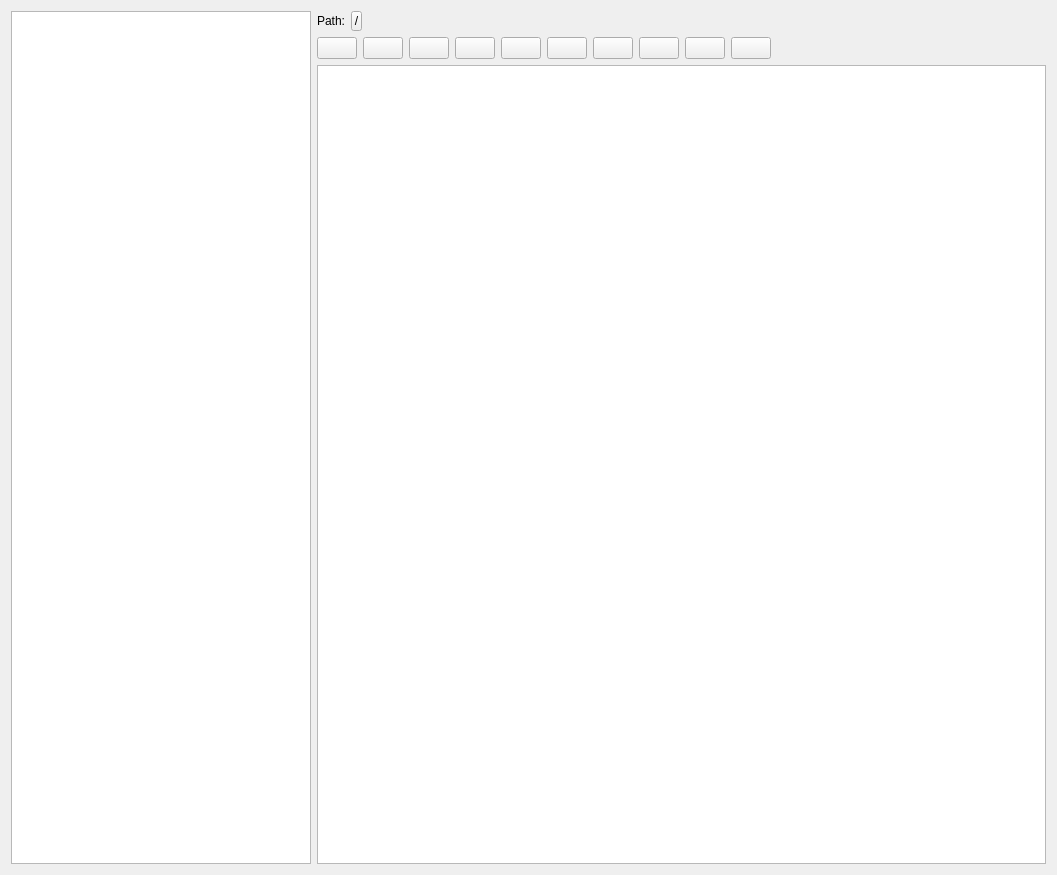
First picture: the form in ui/filebrowser.ui, repository skriticos/tab_opener, before the edit.
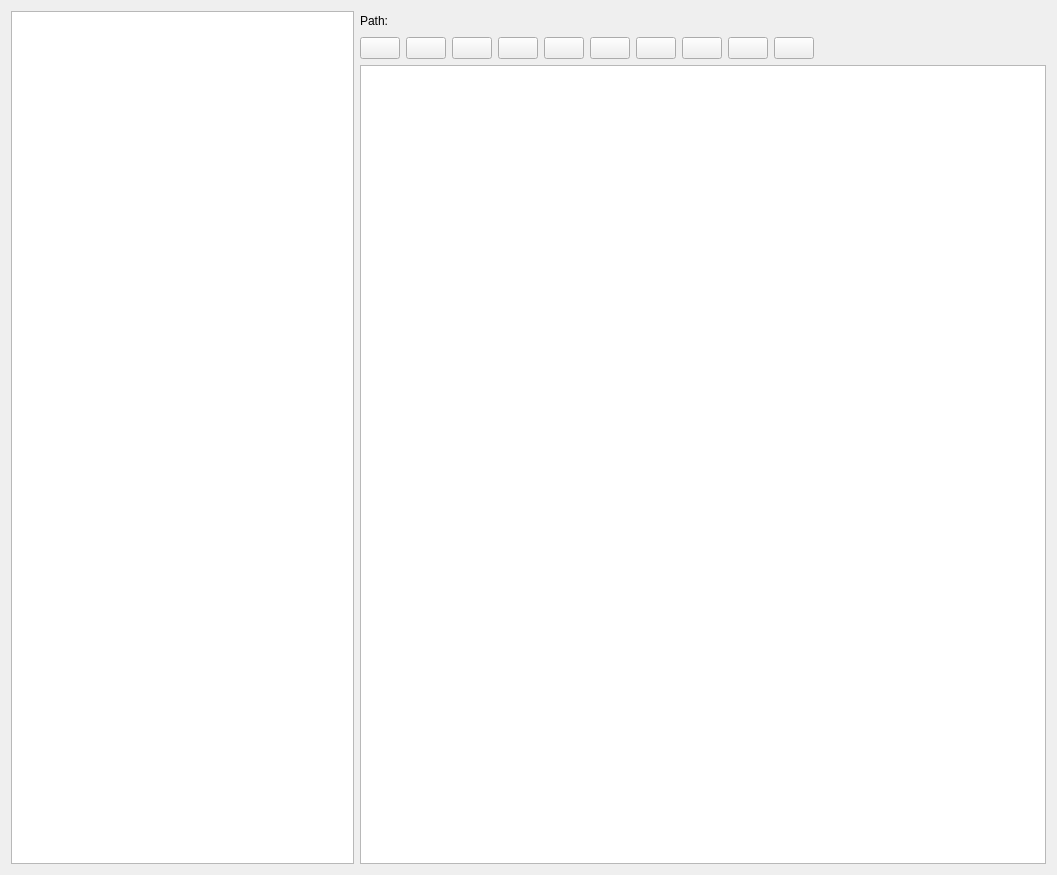
Second picture: the form after the edit. Icons and pictures are not drawn. Custom widgets are drawn as their Qt base class.

What changed in the file:
```diff
--- a/ui/filebrowser.ui
+++ b/ui/filebrowser.ui
@@ -24,7 +24,7 @@
     <widget class="QTreeView" name="viewFolders">
      <property name="sizePolicy">
       <sizepolicy hsizetype="Expanding" vsizetype="Expanding">
-       <horstretch>0</horstretch>
+       <horstretch>1</horstretch>
        <verstretch>0</verstretch>
       </sizepolicy>
      </property>
@@ -39,21 +39,15 @@
      </attribute>
     </widget>
    </item>
-   <item row="0" column="1" colspan="11">
-    <widget class="QWidget" name="charmContainer" native="true">
+   <item row="0" column="1">
+    <widget class="QWidget" name="widget" native="true">
      <property name="sizePolicy">
       <sizepolicy hsizetype="Preferred" vsizetype="Maximum">
        <horstretch>0</horstretch>
        <verstretch>0</verstretch>
       </sizepolicy>
      </property>
-     <property name="styleSheet">
-      <string notr="true"/>
-     </property>
-     <layout class="QHBoxLayout" name="horizontalLayout">
-      <property name="spacing">
-       <number>6</number>
-      </property>
+     <layout class="QHBoxLayout" name="horizontalLayout_2">
       <property name="leftMargin">
        <number>0</number>
       </property>
@@ -80,17 +74,23 @@
        </widget>
       </item>
       <item>
-       <widget class="QWidget" name="wpcharms" native="true">
+       <widget class="QWidget" name="charmContainer" native="true">
         <property name="sizePolicy">
-         <sizepolicy hsizetype="Preferred" vsizetype="Maximum">
+         <sizepolicy hsizetype="Maximum" vsizetype="Maximum">
           <horstretch>0</horstretch>
           <verstretch>0</verstretch>
          </sizepolicy>
         </property>
+        <property name="minimumSize">
+         <size>
+          <width>10</width>
+          <height>10</height>
+         </size>
+        </property>
         <property name="styleSheet">
          <string notr="true"/>
         </property>
-        <layout class="QHBoxLayout" name="horizontalLayout_2">
+        <layout class="QHBoxLayout" name="charmLayout">
          <property name="spacing">
           <number>0</number>
          </property>
@@ -106,45 +106,47 @@
          <property name="bottomMargin">
           <number>0</number>
          </property>
-         <item>
-          <widget class="HoverButton" name="charmRoot">
-           <property name="sizePolicy">
-            <sizepolicy hsizetype="Maximum" vsizetype="Fixed">
-             <horstretch>0</horstretch>
-             <verstretch>0</verstretch>
-            </sizepolicy>
-           </property>
-           <property name="minimumSize">
-            <size>
-             <width>6</width>
-             <height>0</height>
-            </size>
-           </property>
-           <property name="styleSheet">
-            <string notr="true"/>
-           </property>
-           <property name="text">
-            <string>/</string>
-           </property>
-          </widget>
-         </item>
-         <item>
-          <widget class="QWidget" name="widget" native="true">
-           <property name="sizePolicy">
-            <sizepolicy hsizetype="Expanding" vsizetype="Preferred">
-             <horstretch>0</horstretch>
-             <verstretch>0</verstretch>
-            </sizepolicy>
-           </property>
-          </widget>
-         </item>
         </layout>
        </widget>
       </item>
+      <item>
+       <spacer name="horizontalSpacer">
+        <property name="orientation">
+         <enum>Qt::Horizontal</enum>
+        </property>
+        <property name="sizeHint" stdset="0">
+         <size>
+          <width>40</width>
+          <height>20</height>
+         </size>
+        </property>
+       </spacer>
+      </item>
      </layout>
     </widget>
    </item>
    <item row="1" column="1">
+    <widget class="QWidget" name="buttonWidget" native="true">
+     <property name="sizePolicy">
+      <sizepolicy hsizetype="Preferred" vsizetype="Preferred">
+       <horstretch>0</horstretch>
+       <verstretch>0</verstretch>
+      </sizepolicy>
+     </property>
+     <layout class="QHBoxLayout" name="horizontalLayout">
+      <property name="leftMargin">
+       <number>0</number>
+      </property>
+      <property name="topMargin">
+       <number>0</number>
+      </property>
+      <property name="rightMargin">
+       <number>0</number>
+      </property>
+      <property name="bottomMargin">
+       <number>0</number>
+      </property>
+      <item>
     <widget class="HoverButton" name="btnActPrimary">
      <property name="sizePolicy">
       <sizepolicy hsizetype="Maximum" vsizetype="Fixed">
@@ -164,7 +166,7 @@
      </property>
     </widget>
    </item>
-   <item row="1" column="2">
+      <item>
     <widget class="HoverButton" name="btnActSecondary">
      <property name="sizePolicy">
       <sizepolicy hsizetype="Maximum" vsizetype="Fixed">
@@ -184,7 +186,7 @@
      </property>
     </widget>
    </item>
-   <item row="1" column="3">
+      <item>
     <widget class="HoverButton" name="btnHome">
      <property name="sizePolicy">
       <sizepolicy hsizetype="Maximum" vsizetype="Fixed">
@@ -204,7 +206,7 @@
      </property>
     </widget>
    </item>
-   <item row="1" column="4">
+      <item>
     <widget class="HoverButton" name="btnTerminal">
      <property name="sizePolicy">
       <sizepolicy hsizetype="Maximum" vsizetype="Fixed">
@@ -224,7 +226,7 @@
      </property>
     </widget>
    </item>
-   <item row="1" column="5">
+      <item>
     <widget class="HoverButton" name="btnExtFileBrowser">
      <property name="sizePolicy">
       <sizepolicy hsizetype="Maximum" vsizetype="Fixed">
@@ -244,7 +246,7 @@
      </property>
     </widget>
    </item>
-   <item row="1" column="6">
+      <item>
     <widget class="HoverButton" name="btnScmPull">
      <property name="sizePolicy">
       <sizepolicy hsizetype="Maximum" vsizetype="Fixed">
@@ -264,7 +266,7 @@
      </property>
     </widget>
    </item>
-   <item row="1" column="7">
+      <item>
     <widget class="HoverButton" name="btnScmCommit">
      <property name="sizePolicy">
       <sizepolicy hsizetype="Maximum" vsizetype="Fixed">
@@ -284,7 +286,7 @@
      </property>
     </widget>
    </item>
-   <item row="1" column="8">
+      <item>
     <widget class="HoverButton" name="btnScmPush">
      <property name="sizePolicy">
       <sizepolicy hsizetype="Maximum" vsizetype="Fixed">
@@ -304,7 +306,7 @@
      </property>
     </widget>
    </item>
-   <item row="1" column="9">
+      <item>
     <widget class="HoverButton" name="btnPreferences">
      <property name="sizePolicy">
       <sizepolicy hsizetype="Maximum" vsizetype="Fixed">
@@ -324,7 +326,7 @@
      </property>
     </widget>
    </item>
-   <item row="1" column="10">
+      <item>
     <widget class="HoverButton" name="btnHelp">
      <property name="sizePolicy">
       <sizepolicy hsizetype="Maximum" vsizetype="Fixed">
@@ -344,27 +346,27 @@
      </property>
     </widget>
    </item>
-   <item row="1" column="11">
-    <spacer name="horizontalSpacer">
+      <item>
+       <spacer name="horizontalSpacer_2">
      <property name="orientation">
       <enum>Qt::Horizontal</enum>
      </property>
-     <property name="sizeType">
-      <enum>QSizePolicy::Expanding</enum>
-     </property>
      <property name="sizeHint" stdset="0">
       <size>
-       <width>343</width>
+          <width>40</width>
        <height>20</height>
       </size>
      </property>
     </spacer>
    </item>
-   <item row="2" column="1" colspan="11">
+     </layout>
+    </widget>
+   </item>
+   <item row="2" column="1">
     <widget class="QListView" name="viewFiles">
      <property name="sizePolicy">
       <sizepolicy hsizetype="Expanding" vsizetype="Expanding">
-       <horstretch>0</horstretch>
+       <horstretch>2</horstretch>
        <verstretch>0</verstretch>
       </sizepolicy>
      </property>
```
Lines whose indentation alone changed are shown as unchanged.
